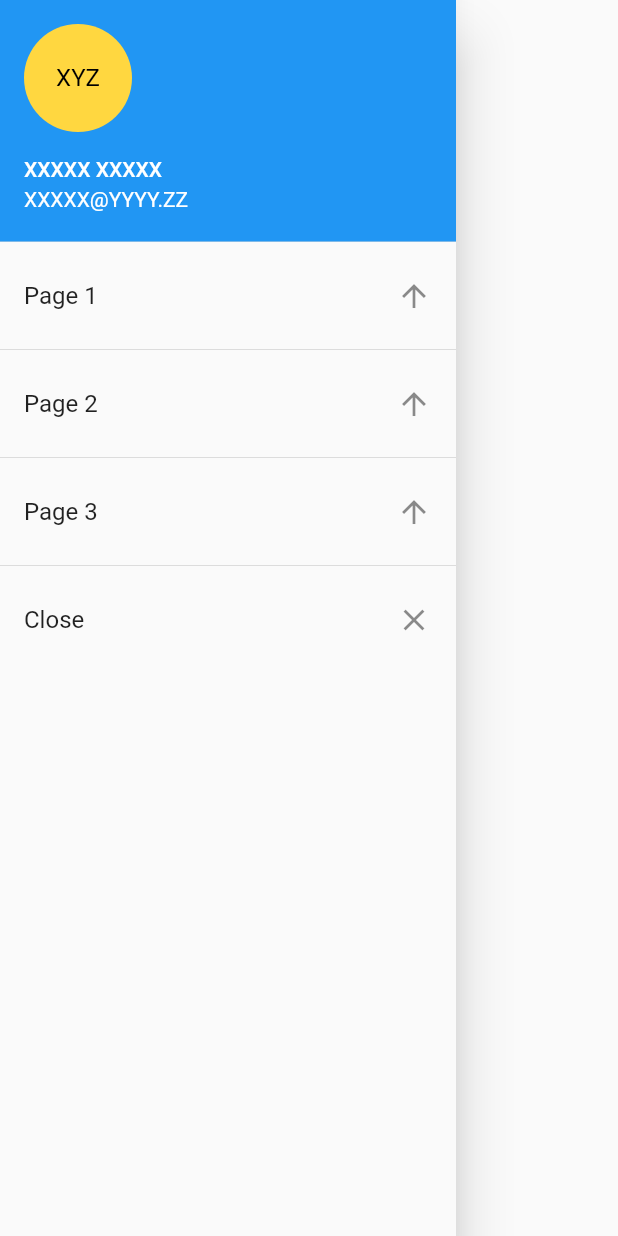
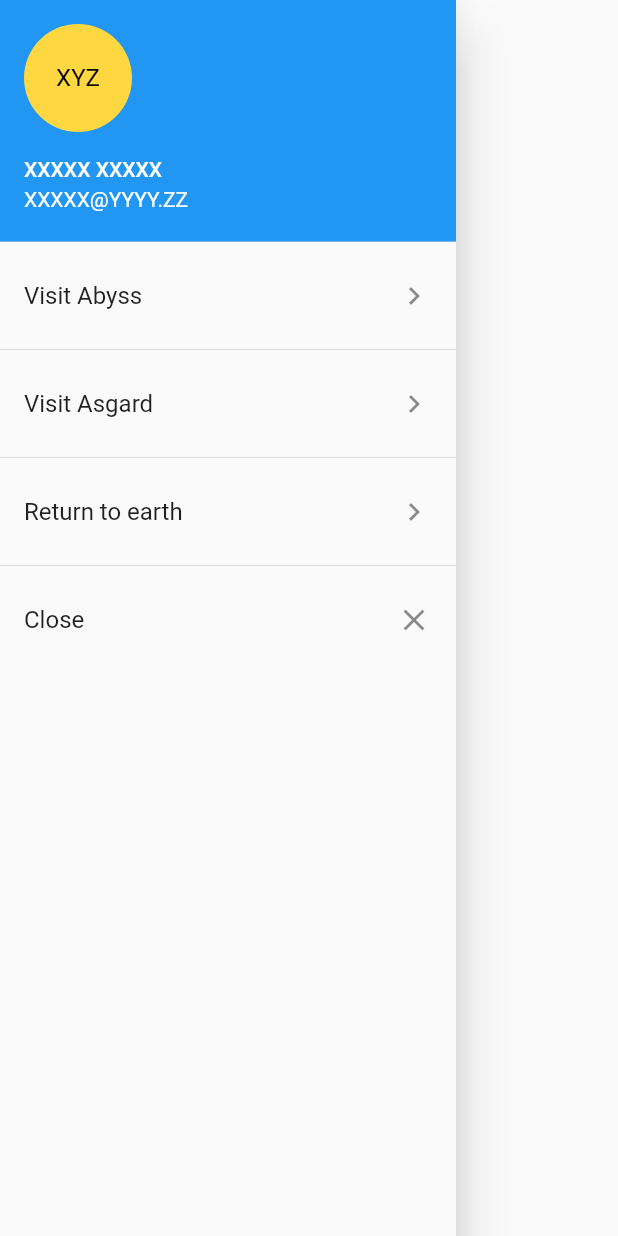
Before and after one commit to chitrank2050/Drawer_App, a Flutter app: the SideDrawer widget shown alone on an empty page, opened directly, on a phone screen of 412 x 824 dp. Run offline on Flutter 3.47's test engine with Material 2 defaults, Android fonts, the phone set to English and light mode, and no system bars.

```diff
--- a/lib/drawer.dart
+++ b/lib/drawer.dart
@@ -1,8 +1,24 @@
 import 'package:flutter/material.dart';
+
+// import './abyss.dart';
 
 class SideDrawer extends StatelessWidget {
   @override
-  Widget build(BuildContext context) {
+  Widget build(BuildContext ctx) {
+    void redirect(String route) {
+      Navigator.of(ctx).pop();
+      Navigator.of(ctx).pushNamed(route);
+      // Other Way of routing, best with same page and multiple routes
+      // Comment the routes from the main.dart file
+
+      // Navigator.of(ctx).pop();
+      // Navigator.of(ctx).push(
+      //   MaterialPageRoute(
+      //     builder: (BuildContext context) => AbyssRealm(route),
+      //   ),
+      // );
+    }
+
     return Container(
       child: Drawer(
         child: ListView(
@@ -21,24 +37,27 @@ class SideDrawer extends StatelessWidget {
               ),
             ),
             ListTile(
-              title: Text('Page 1'),
-              trailing: Icon(Icons.arrow_upward),
+              title: Text('Visit Abyss'),
+              trailing: Icon(Icons.keyboard_arrow_right),
+              onTap: () => redirect('/abyss'),
             ),
             Divider(),
             ListTile(
-              title: Text('Page 2'),
-              trailing: Icon(Icons.arrow_upward),
+              title: Text('Visit Asgard'),
+              trailing: Icon(Icons.keyboard_arrow_right),
+              onTap: () => redirect('/asgard'),
             ),
             Divider(),
             ListTile(
-              title: Text('Page 3'),
-              trailing: Icon(Icons.arrow_upward),
+              title: Text('Return to earth'),
+              trailing: Icon(Icons.keyboard_arrow_right),
+              onTap: () => redirect('/earth'),
             ),
             Divider(),
             ListTile(
               title: Text('Close'),
               trailing: Icon(Icons.close),
-              onTap: () => Navigator.of(context).pop(),
+              onTap: () => Navigator.of(ctx).pop(),
             ),
           ],
         ),
--- a/lib/main.dart
+++ b/lib/main.dart
@@ -2,6 +2,7 @@ import 'package:flutter/foundation.dart';
 import 'package:flutter/material.dart';
 
 import './drawer.dart';
+import './abyss.dart';
 
 void main() => runApp(MyApp());
 
@@ -16,6 +17,11 @@ class MyApp extends StatelessWidget {
             ? Colors.grey[50]
             : null,
       ),
+      routes: <String, WidgetBuilder>{
+        '/abyss': (BuildContext ctx) => AbyssRealm('Abyss'),
+        '/asgard': (BuildContext ctx) => AbyssRealm('Asgard'),
+        '/earth': (BuildContext ctx) => AbyssRealm('Earth'),
+      },
     );
   }
 }
```
Also changed, not shown: lib/abyss.dart (added, +18 -0 lines).
